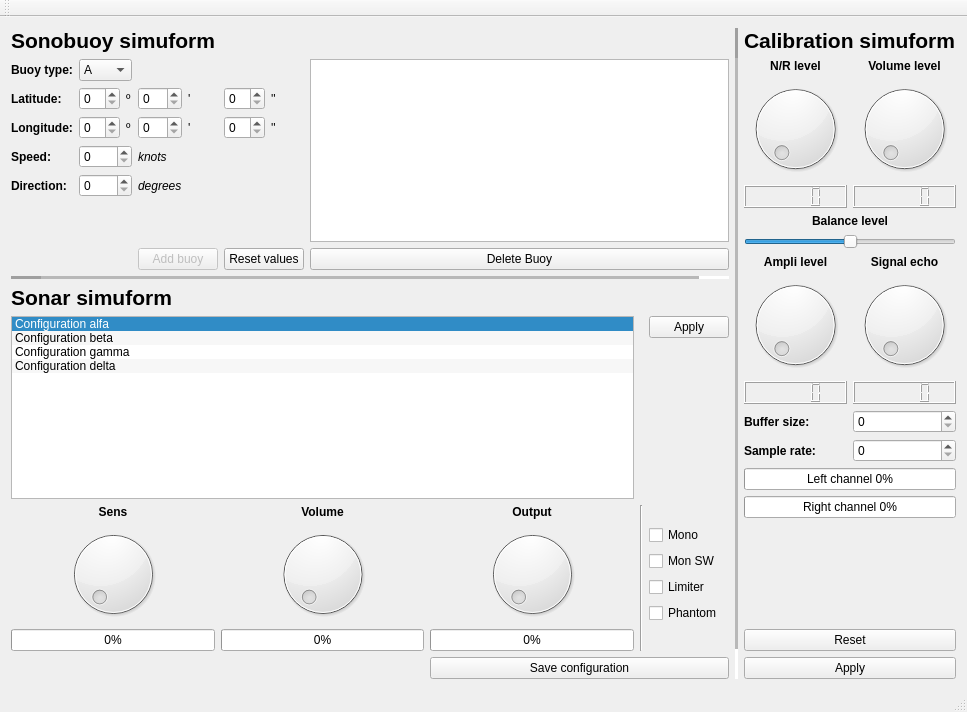
Above: testbench/desktop/mainwindow.ui from pedromateo/openhmitester before the change. Below: the same form after it.
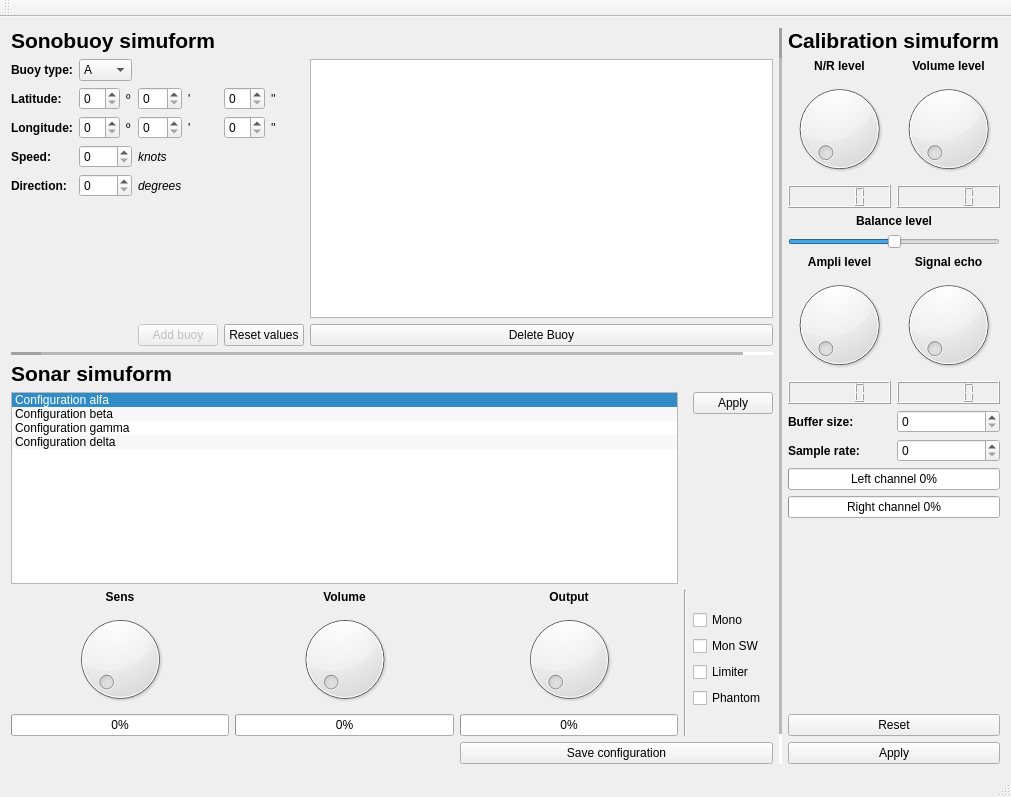
That is the form after the change.

What changed in the file:
```diff
--- a/testbench/desktop/mainwindow.ui
+++ b/testbench/desktop/mainwindow.ui
@@ -6,8 +6,8 @@
    <rect>
     <x>0</x>
     <y>0</y>
-    <width>967</width>
-    <height>712</height>
+    <width>1011</width>
+    <height>797</height>
    </rect>
   </property>
   <property name="windowTitle">
```
